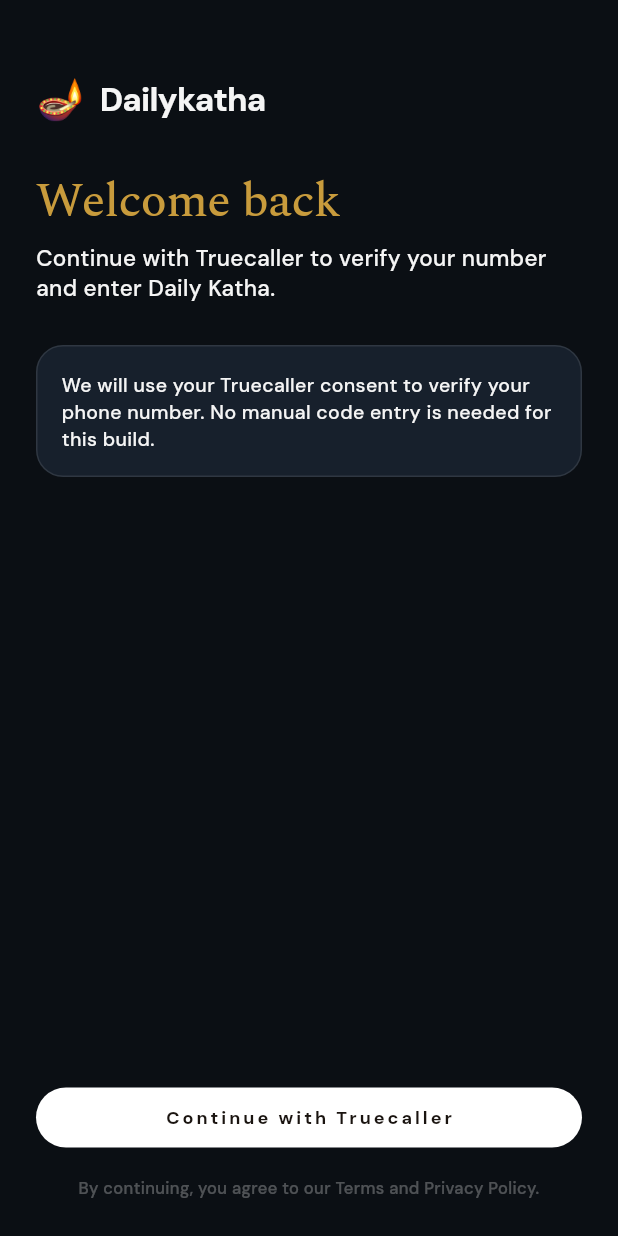
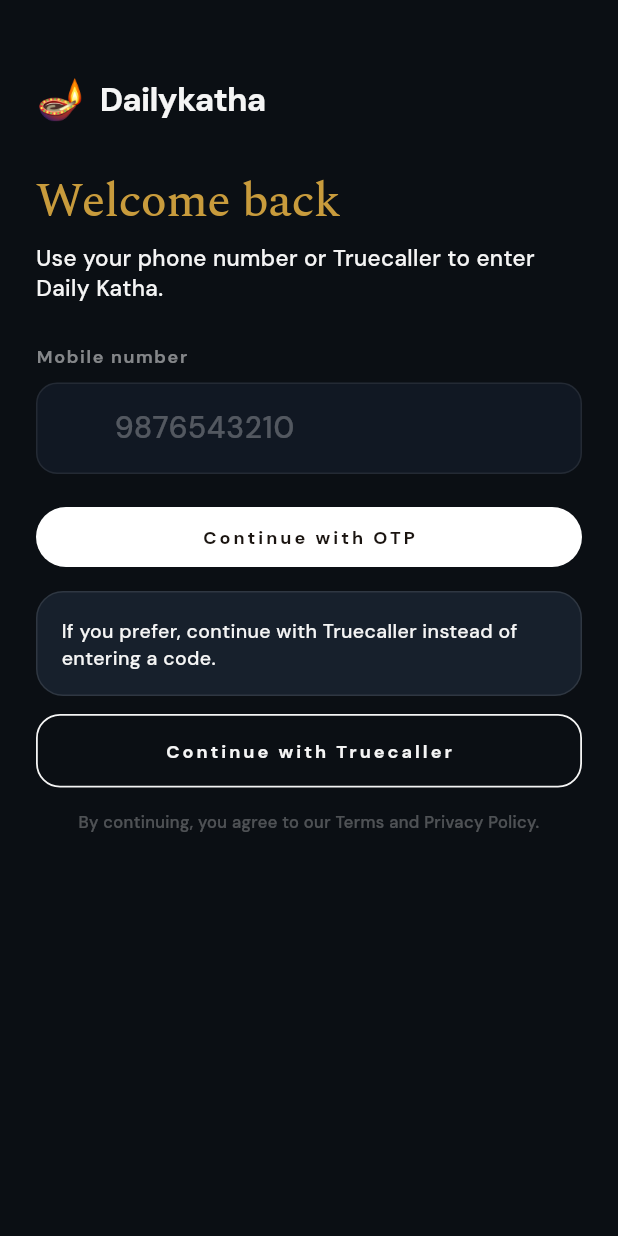
Before and after one commit to APPARAOsiddapureddy/DailyKatha, a Flutter app: the LoginScreen screen opened by its route, on a phone screen of 412 x 824 dp. Run offline on Flutter 3.47's test engine with Material 3 defaults, Android fonts, the phone set to English and light mode, and no system bars; our stand-ins replace device_info_plus, dio, flutter_colorpicker, flutter_local_notifications, flutter_riverpod, flutter_secure_storage and 9 more; missing offline and left inert: dio_smart_retry, image_gallery_saver2_fixed; accounts and stored records are empty.

Commit message:
Restore phone OTP alongside Truecaller

```diff
--- a/mobile/lib/app/router.dart
+++ b/mobile/lib/app/router.dart
@@ -6,6 +6,7 @@
 import '../features/admin/admin_dashboard_screen.dart';
 import '../features/admin/admin_generate_screen.dart';
 import '../features/auth/login_screen.dart';
+import '../features/auth/otp_screen.dart';
 import '../features/create/create_card_screen.dart';
 import '../features/editor/card_editor_screen.dart';
 import '../features/explore/explore_screen.dart';
@@ -24,6 +25,7 @@
 import '../models/card_editor_args.dart';
 import '../models/feed_route_args.dart';
 import '../models/onboarding_args.dart';
+import '../models/otp_route_args.dart';
 import '../models/section_preview_args.dart';
 import '../models/user_profile.dart';
 import '../widgets/app_shell.dart';
@@ -58,6 +60,7 @@
     const loadingAllowed = {
       '/splash',
       '/login',
+      '/otp',
       '/onboarding/language',
       '/onboarding/religion',
       '/onboarding/interests',
@@ -78,8 +81,8 @@
     '/onboarding/interests',
   };
 
-  if (path == '/login') {
-    return isAuth ? (done ? '/home' : '/onboarding/language') : '/login';
+  if (path == '/login' || path == '/otp') {
+    return isAuth ? (done ? '/home' : '/onboarding/language') : null;
   }
 
   if (isAuth && done && onboardingPaths.contains(path)) {
@@ -147,6 +150,13 @@
       GoRoute(
         path: '/login',
         builder: (context, state) => const LoginScreen(),
+      ),
+      GoRoute(
+        path: '/otp',
+        builder: (context, state) {
+          final args = state.extra as OtpRouteArgs;
+          return OtpScreen(args: args);
+        },
       ),
       GoRoute(
         parentNavigatorKey: _rootNavigatorKey,
--- a/mobile/lib/features/auth/login_screen.dart
+++ b/mobile/lib/features/auth/login_screen.dart
@@ -1,9 +1,11 @@
 import 'package:dio/dio.dart';
 import 'package:flutter/material.dart';
+import 'package:flutter/services.dart';
 import 'package:flutter_riverpod/flutter_riverpod.dart';
 import 'package:go_router/go_router.dart';
 
 import '../../data/providers.dart';
+import '../../models/otp_route_args.dart';
 import '../../theme/app_colors.dart';
 import '../../widgets/brand_mark.dart';
 
@@ -15,12 +17,48 @@
 }
 
 class _LoginScreenState extends ConsumerState<LoginScreen> {
-  bool _loading = false;
+  final _phone = TextEditingController();
+  bool _sendingOtp = false;
+  bool _startingTruecaller = false;
   String? _error;
+
+  @override
+  void dispose() {
+    _phone.dispose();
+    super.dispose();
+  }
+
+  String get _digits => _phone.text.replaceAll(RegExp(r'\D'), '');
+
+  Future<void> _sendOtp() async {
+    final d = _digits;
+    setState(() => _error = null);
+    if (d.length != 10) {
+      setState(() => _error = 'Enter a valid 10-digit mobile number.');
+      return;
+    }
+    setState(() => _sendingOtp = true);
+    try {
+      final res = await ref.read(authRepositoryProvider).sendOtp(d);
+      if (!mounted) return;
+      final args = OtpRouteArgs(
+        phoneDigits: d,
+        requestId: res.requestId,
+        serverMessage: res.message,
+        channel: res.channel,
+      );
+      context.push('/otp', extra: args);
+    } catch (e) {
+      if (!mounted) return;
+      setState(() => _error = _messageFromError(e));
+    } finally {
+      if (mounted) setState(() => _sendingOtp = false);
+    }
+  }
 
   Future<void> _startTruecaller() async {
     setState(() => _error = null);
-    setState(() => _loading = true);
+    setState(() => _startingTruecaller = true);
     try {
       final login = await ref.read(truecallerAuthServiceProvider).startLogin();
       final session = await ref.read(authRepositoryProvider).signInWithTruecaller(
@@ -39,7 +77,7 @@
       if (!mounted) return;
       setState(() => _error = _messageFromError(e));
     } finally {
-      if (mounted) setState(() => _loading = false);
+      if (mounted) setState(() => _startingTruecaller = false);
     }
   }
 
@@ -48,10 +86,8 @@
     return Scaffold(
       backgroundColor: AppColors.scaffoldDark,
       body: SafeArea(
-        child: Padding(
+        child: ListView(
           padding: const EdgeInsets.all(24),
-          child: Column(
-            crossAxisAlignment: CrossAxisAlignment.stretch,
           children: [
             const SizedBox(height: 24),
             const BrandMark(compact: false, color: AppColors.textPrimaryDark),
@@ -63,22 +99,45 @@
                   ),
             ),
             const SizedBox(height: 8),
-              Text(
-                'Continue with Truecaller to verify your number and enter Daily Katha.',
-                style: const TextStyle(color: AppColors.textPrimaryDark, fontSize: 15, height: 1.35),
+            const Text(
+              'Use your phone number or Truecaller to enter Daily Katha.',
+              style: TextStyle(color: AppColors.textPrimaryDark, fontSize: 15, height: 1.35),
             ),
             const SizedBox(height: 28),
-              Container(
-                padding: const EdgeInsets.all(16),
-                decoration: BoxDecoration(
-                  color: AppColors.surfaceElevatedDark,
-                  borderRadius: BorderRadius.circular(18),
-                  border: Border.all(color: AppColors.borderOnDarkStrong),
+            Text(
+              'Mobile number',
+              style: TextStyle(
+                color: AppColors.textSecondaryDark,
+                fontSize: 12,
+                letterSpacing: 1.1,
+                fontWeight: FontWeight.w600,
               ),
-                child: const Text(
-                  'We will use your Truecaller consent to verify your phone number. '
-                  'No manual code entry is needed for this build.',
-                  style: TextStyle(color: AppColors.textPrimaryDark, height: 1.4),
+            ),
+            const SizedBox(height: 8),
+            TextField(
+              controller: _phone,
+              keyboardType: TextInputType.phone,
+              inputFormatters: [
+                FilteringTextInputFormatter.digitsOnly,
+                LengthLimitingTextInputFormatter(10),
+              ],
+              style: const TextStyle(color: AppColors.textPrimaryDark, fontSize: 20),
+              decoration: InputDecoration(
+                hintText: '9876543210',
+                hintStyle: TextStyle(color: AppColors.textTertiaryDark),
+                filled: true,
+                fillColor: AppColors.surfaceDark,
+                border: OutlineInputBorder(borderRadius: BorderRadius.circular(14)),
+                enabledBorder: OutlineInputBorder(
+                  borderRadius: BorderRadius.circular(14),
+                  borderSide: const BorderSide(color: AppColors.borderOnDark),
+                ),
+                focusedBorder: OutlineInputBorder(
+                  borderRadius: BorderRadius.circular(14),
+                  borderSide: const BorderSide(color: AppColors.accentGold, width: 1.5),
+                ),
+                prefixText: '+91 ',
+                prefixStyle: const TextStyle(color: AppColors.textPrimaryDark, fontSize: 20),
               ),
             ),
             if (_error != null) ...[
@@ -88,12 +147,39 @@
                 style: const TextStyle(color: Color(0xFFFF8A8A), fontSize: 13, height: 1.35),
               ),
             ],
-              const Spacer(),
+            const SizedBox(height: 18),
             SizedBox(
               width: double.infinity,
               child: FilledButton(
-                  onPressed: _loading ? null : _startTruecaller,
-                  child: Text(_loading ? 'Connecting…' : 'Continue with Truecaller'),
+                onPressed: _sendingOtp ? null : _sendOtp,
+                child: Text(_sendingOtp ? 'Sending…' : 'Continue with OTP'),
+              ),
+            ),
+            const SizedBox(height: 12),
+            Container(
+              padding: const EdgeInsets.all(16),
+              decoration: BoxDecoration(
+                color: AppColors.surfaceElevatedDark,
+                borderRadius: BorderRadius.circular(18),
+                border: Border.all(color: AppColors.borderOnDarkStrong),
+              ),
+              child: const Text(
+                'If you prefer, continue with Truecaller instead of entering a code.',
+                style: TextStyle(color: AppColors.textPrimaryDark, height: 1.4),
+              ),
+            ),
+            const SizedBox(height: 12),
+            SizedBox(
+              width: double.infinity,
+              child: OutlinedButton(
+                onPressed: _startingTruecaller ? null : _startTruecaller,
+                style: OutlinedButton.styleFrom(
+                  side: const BorderSide(color: AppColors.textPrimaryDark, width: 1.2),
+                  foregroundColor: AppColors.textPrimaryDark,
+                  padding: const EdgeInsets.symmetric(horizontal: 18, vertical: 16),
+                  shape: RoundedRectangleBorder(borderRadius: BorderRadius.circular(16)),
+                ),
+                child: Text(_startingTruecaller ? 'Connecting…' : 'Continue with Truecaller'),
               ),
             ),
             const SizedBox(height: 16),
@@ -105,7 +191,6 @@
           ],
         ),
       ),
-      ),
     );
   }
 }
@@ -114,9 +199,14 @@
   if (error is DioException) {
     final status = error.response?.statusCode;
     if (status == 401) {
-      return 'Truecaller sign-in could not be completed. Check the backend setup and try again.';
+      return 'Sign-in failed. Please try again.';
     }
-    return 'Truecaller sign-in failed. Please try again.';
+    final data = error.response?.data;
+    if (data is Map && data['error'] is Map) {
+      final message = (data['error'] as Map)['message']?.toString();
+      if (message != null && message.isNotEmpty) return message;
+    }
+    return 'Sign-in failed. Please try again.';
   }
   final text = error.toString();
   if (text.contains('TRUECALLER_NOT_USABLE')) {
@@ -128,5 +218,5 @@
   if (text.contains('TRUECALLER_')) {
     return 'Truecaller sign-in failed. Please try again.';
   }
-  return 'Truecaller sign-in failed. Please try again.';
+  return 'Sign-in failed. Please try again.';
 }
--- /dev/null
+++ b/mobile/lib/models/otp_route_args.dart
@@ -0,0 +1,14 @@
+class OtpRouteArgs {
+  const OtpRouteArgs({
+    required this.phoneDigits,
+    required this.requestId,
+    this.serverMessage,
+    this.channel,
+  });
+
+  final String phoneDigits;
+  final String requestId;
+  final String? serverMessage;
+  /// Backend `channel`: `test` | `sms` | … — used for QA-only autofill.
+  final String? channel;
+}
```
Also changed, not shown: mobile/lib/data/auth_repository.dart (+71 -0 lines), mobile/lib/features/auth/otp_screen.dart (added, +233 -0 lines), mobile/lib/models/auth_api_models.dart (+30 -0 lines), mobile/lib/services/auth_service.dart (+24 -0 lines). Lines whose indentation alone changed are shown as unchanged.
